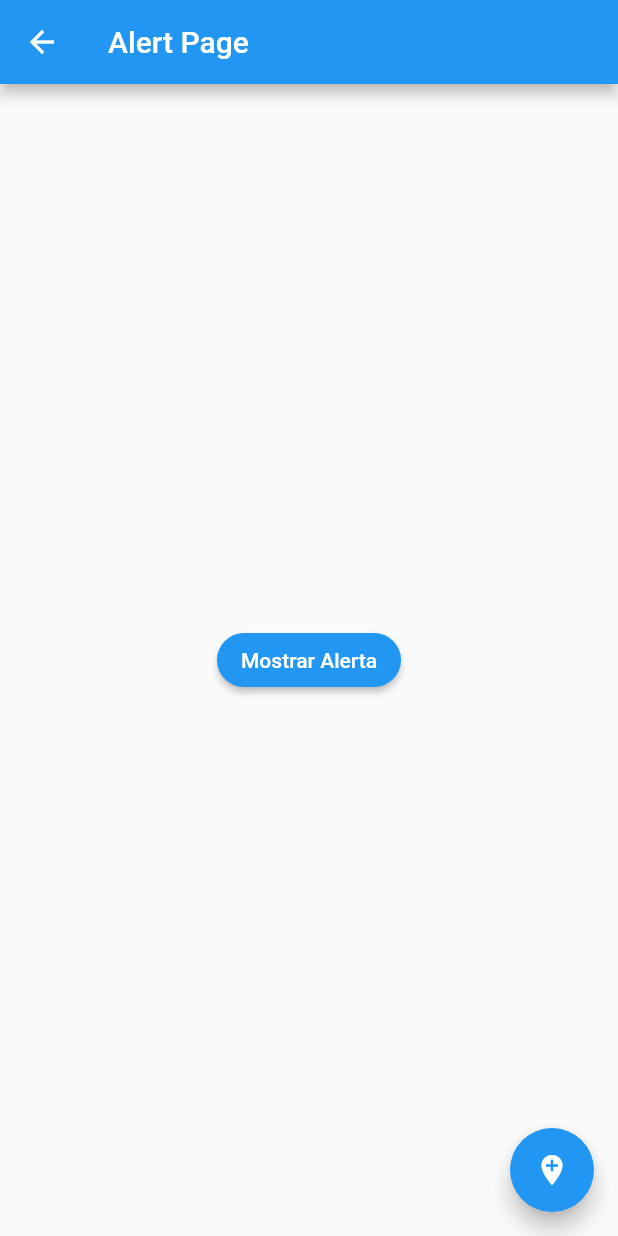
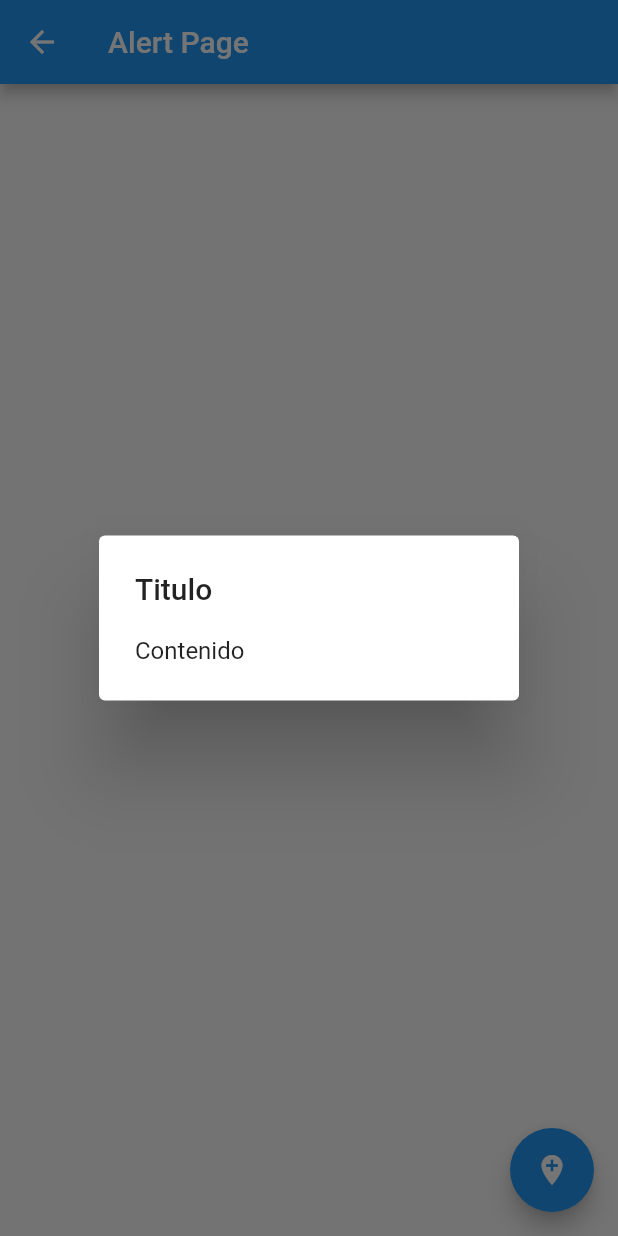
Before and after one commit to iglez/flutter_curso_componentes, a Flutter app: the AlertPage screen opened by its route, after a tap on "Mostrar Alerta", on a phone screen of 412 x 824 dp. Run offline on Flutter 3.47's test engine with Material 2 defaults, Android fonts, the phone set to English and light mode, and no system bars.

Commit message:
Alerta aburrida

```diff
--- a/componentes/lib/src/pages/alert_page.dart
+++ b/componentes/lib/src/pages/alert_page.dart
@@ -13,7 +13,9 @@ class AlertPage extends StatelessWidget {
           color: Colors.blue,
           textColor: Colors.white,
           shape: StadiumBorder(),
-          onPressed: () {},
+          onPressed: () {
+            mostrarAlerta(context);
+          },
         ),
       ),
       floatingActionButton: FloatingActionButton(
@@ -24,4 +26,17 @@ class AlertPage extends StatelessWidget {
       ),
     );
   }
+
+  void mostrarAlerta(BuildContext context) {
+    showDialog(
+      context: context,
+      barrierDismissible: true,
+      builder: (context) {
+        return AlertDialog(
+          title: Text('Titulo'),
+          content: Text('Contenido'),
+        );
+      }
+    );
+  }
 }
```
